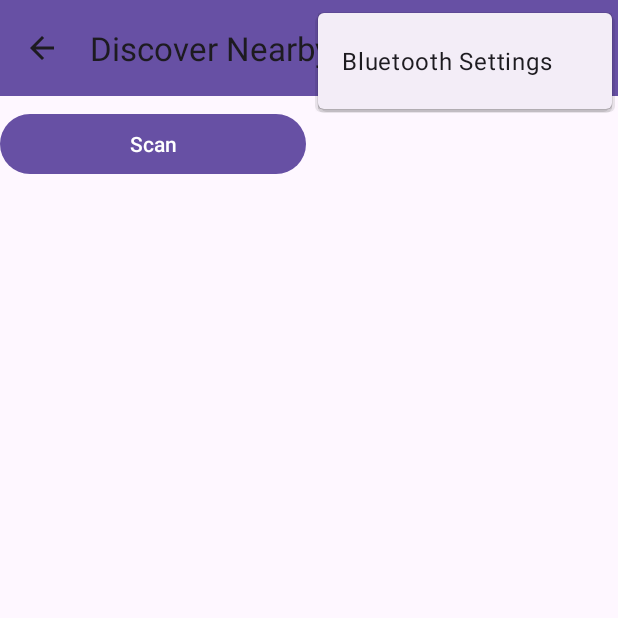
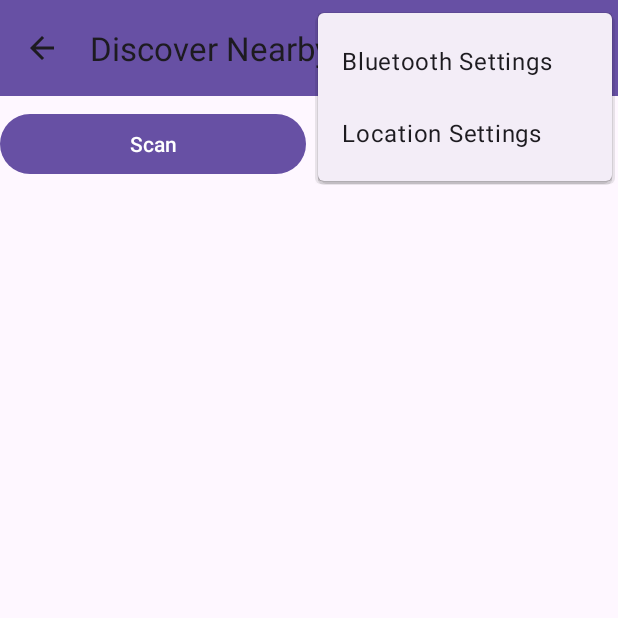
Before and after one commit to Ludof63/BlueTalk, an Android app: the DeviceListActivity screen opened directly, with no data from a screen before it, with the options menu open, on a phone screen of 412 x 824 dp, the top half of it. Run offline under Robolectric (Android 15) with nearby library versions, the phone set to English and light mode, and no system bars.

Commit message:
DeviceList: added location settings to options

```diff
--- a/app/src/main/res/menu/menu_device_list.xml
+++ b/app/src/main/res/menu/menu_device_list.xml
@@ -3,4 +3,7 @@
     <item
         android:id="@+id/action_bluetooth_settings"
         android:title="Bluetooth Settings" />
+    <item
+        android:id="@+id/action_location_settings"
+        android:title="Location Settings" />
 </menu>
```
Also changed, not shown: app/src/main/java/com/fsanitize/bluetalk/DeviceListActivity.java (+10 -1 lines).
